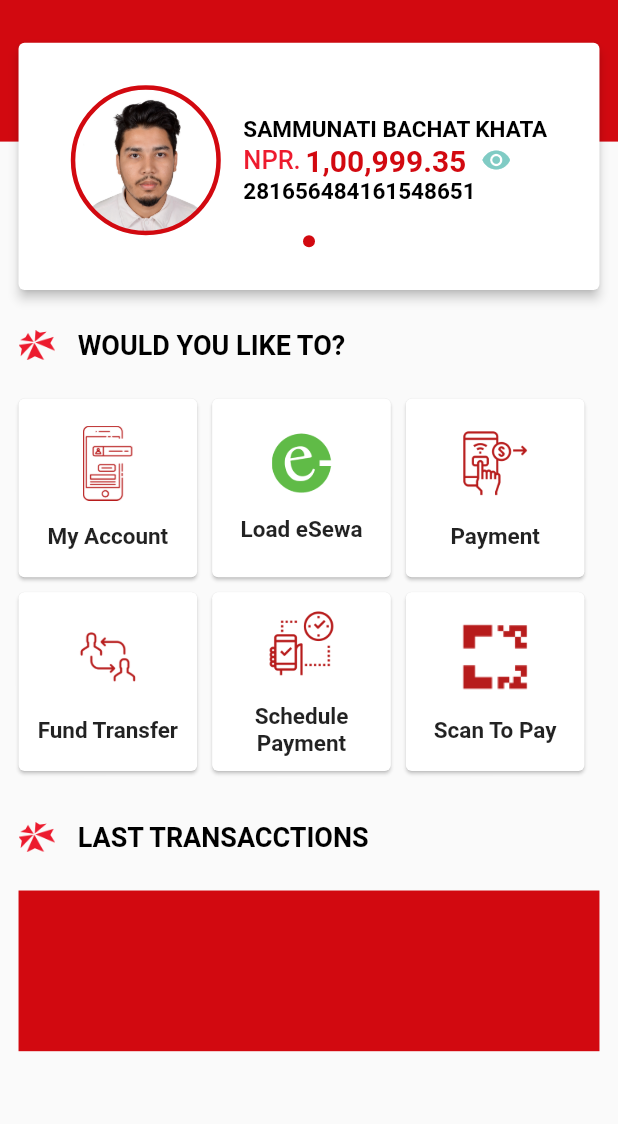
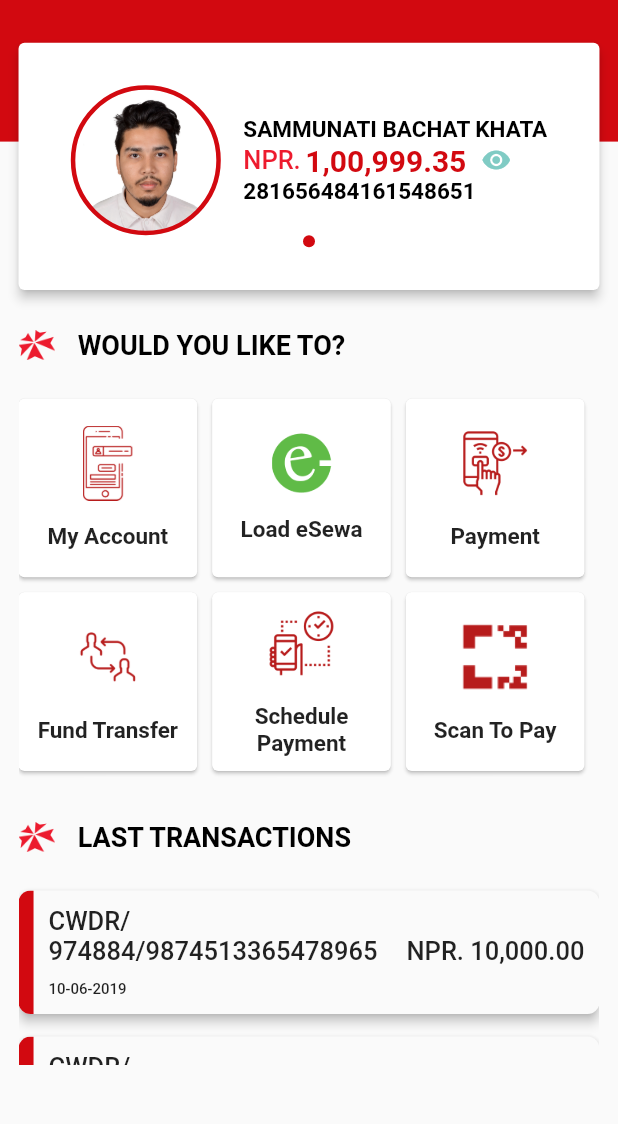
Before and after one commit to mausamRayamajhi/flutter_nic_asia, a Flutter app: the Dashboard screen opened by its route, on a phone screen of 412 x 824 dp, the part 66-1190 px from its top. Run offline on Flutter 3.47's test engine with Material 2 defaults, Android fonts, the phone set to English and light mode, and no system bars.

Commit message:
last transaction section completed

```diff
--- a/lib/src/pages/dashboard.dart
+++ b/lib/src/pages/dashboard.dart
@@ -26,6 +26,7 @@
               children: <Widget>[
                 TopAccountInfo(),
                 Container(
+                  // color: Colors.yellow,
                   height: 500.0,
                   child: ListView(
                     physics: BouncingScrollPhysics(),
--- a/lib/src/util/constant.dart
+++ b/lib/src/util/constant.dart
@@ -22,3 +22,71 @@
   {'image': path + 'ic_sch_payment_64_4.png', 'title': 'Schedule Payment'},
   {'image': path + 'ic_scan2pay_64_4.png', 'title': 'Scan To Pay'},
 ];
+
+final List transactions = [
+  Trx(
+    type: 'cwdr/',
+    number: '974884/9874513365478965',
+    amount: '10,000.00',
+    date: '10-06-2019',
+  ),
+  Trx(
+    type: 'cwdr/',
+    number: '974884/9874513365478965',
+    amount: '10,000.00',
+    date: '10-06-2019',
+  ),
+  Trx(
+    type: 'cwdr/',
+    number: '974884/9874513365478965',
+    amount: '10,000.00',
+    date: '10-06-2019',
+  ),
+  Trx(
+    type: 'cwdr/',
+    number: '974884/9874513365478965',
+    amount: '10,000.00',
+    date: '10-06-2019',
+  ),
+  Trx(
+    type: 'cwdr/',
+    number: '974884/9874513365478965',
+    amount: '10,000.00',
+    date: '10-06-2019',
+  ),
+  Trx(
+    type: 'cwdr/',
+    number: '974884/9874513365478965',
+    amount: '10,000.00',
+    date: '10-06-2019',
+  ),
+  Trx(
+    type: 'cwdr/',
+    number: '974884/9874513365478965',
+    amount: '10,000.00',
+    date: '10-06-2019',
+  ),
+  Trx(
+    type: 'cwdr/',
+    number: '974884/9874513365478965',
+    amount: '10,000.00',
+    date: '10-06-2019',
+  ),
+  Trx(
+    type: 'cwdr/',
+    number: '974884/9874513365478965',
+    amount: '10,000.00',
+    date: '10-06-2019',
+  ),
+  Trx(
+    type: 'cwdr/',
+    number: '974884/9874513365478965',
+    amount: '10,000.00',
+    date: '10-06-2019',
+  ),
+];
+
+class Trx {
+  final String type, number, amount, date;
+  Trx({this.type, this.amount, this.date, this.number});
+}
--- a/lib/src/widget/dashboard/categories.dart
+++ b/lib/src/widget/dashboard/categories.dart
@@ -1,6 +1,6 @@
 import 'package:flutter/material.dart';
 import 'package:nic_asia/src/util/constant.dart';
-import 'package:nic_asia/src/widget/dashboard/single_category.dart';
+import 'package:nic_asia/src/widget/dashboard/category.dart';
 
 import '../heading.dart';
 
@@ -28,7 +28,7 @@
             physics: NeverScrollableScrollPhysics(),
             // primary: true,
             children: categories
-                .map((item) => SingleCategory(
+                .map((item) => Category(
                       title: item['title'],
                       image: item['image'],
                     ))
--- a/lib/src/widget/dashboard/single_category.dart
+++ b/lib/src/widget/dashboard/category.dart
@@ -1,8 +1,8 @@
 import 'package:flutter/material.dart';
 
-class SingleCategory extends StatelessWidget {
+class Category extends StatelessWidget {
   final String image, title;
-  SingleCategory({this.title, this.image});
+  Category({this.title, this.image});
   @override
   Widget build(BuildContext context) {
     return Card(
--- a/lib/src/widget/dashboard/last_transactions.dart
+++ b/lib/src/widget/dashboard/last_transactions.dart
@@ -1,6 +1,7 @@
 import 'package:flutter/cupertino.dart';
+import 'package:flutter/material.dart';
 import 'package:nic_asia/src/util/constant.dart';
-import 'package:nic_asia/src/widget/dashboard/single_category.dart';
+import 'package:nic_asia/src/widget/dashboard/transaction.dart';
 import 'package:nic_asia/src/widget/heading.dart';
 
 class LastTransactions extends StatelessWidget {
@@ -14,14 +15,22 @@
           height: 10.0,
         ),
         Heading(
-          title: 'Last transacctions',
+          title: 'Last transactions',
         ),
         SizedBox(
           height: 25.0,
         ),
         Container(
-          height: deviceSize.height * 0.13,
-          color: primaryColor,
+          height: transactions.length * deviceSize.height * 0.15,
+          //  color: Colors.red,
+          child: ListView.builder(
+            shrinkWrap: true,
+            physics: NeverScrollableScrollPhysics(),
+            itemCount: transactions.length,
+            itemBuilder: (context, int index) => Transaction(
+                  transaction: transactions[index],
+                ),
+          ),
         ),
       ],
     );
--- /dev/null
+++ b/lib/src/widget/dashboard/transaction.dart
@@ -0,0 +1,76 @@
+import 'package:flutter/material.dart';
+import 'package:nic_asia/src/util/constant.dart';
+
+class Transaction extends StatelessWidget {
+  final Trx transaction;
+  Transaction({this.transaction});
+  @override
+  Widget build(BuildContext context) {
+    Size deviceSize = MediaQuery.of(context).size;
+    return Padding(
+      padding: EdgeInsets.only(bottom: 15.0),
+      child: Material(
+        borderRadius: BorderRadius.all(Radius.circular(8.0)),
+        elevation: 3.0,
+        child: ClipRRect(
+          borderRadius: BorderRadius.all(Radius.circular(8.0)),
+          child: Container(
+            height: deviceSize.height * 0.10,
+            padding: EdgeInsets.symmetric(horizontal: 10.0),
+            decoration: BoxDecoration(
+              border: Border(
+                left: BorderSide(
+                  width: 10.0,
+                  color: primaryColor,
+                ),
+              ),
+            ),
+            child: Column(
+              mainAxisAlignment: MainAxisAlignment.center,
+              mainAxisSize: MainAxisSize.min,
+              crossAxisAlignment: CrossAxisAlignment.start,
+              children: <Widget>[
+                Text(
+                  transaction.type.toUpperCase(),
+                  style: TextStyle(
+                    fontWeight: FontWeight.w500,
+                    fontSize: 17.0,
+                  ),
+                ),
+                Row(
+                  mainAxisAlignment: MainAxisAlignment.spaceBetween,
+                  children: <Widget>[
+                    Text(
+                      transaction.number.toUpperCase(),
+                      style: TextStyle(
+                        fontWeight: FontWeight.w500,
+                        fontSize: 17.0,
+                      ),
+                    ),
+                    Text(
+                      'NPR. ' + transaction.amount.toUpperCase(),
+                      style: TextStyle(
+                        fontWeight: FontWeight.w500,
+                        fontSize: 17.0,
+                      ),
+                    ),
+                  ],
+                ),
+                SizedBox(
+                  height: 10.0,
+                ),
+                Text(
+                  transaction.date.toUpperCase(),
+                  style: TextStyle(
+                    fontWeight: FontWeight.w500,
+                    fontSize: 10.0,
+                  ),
+                ),
+              ],
+            ),
+          ),
+        ),
+      ),
+    );
+  }
+}
```
